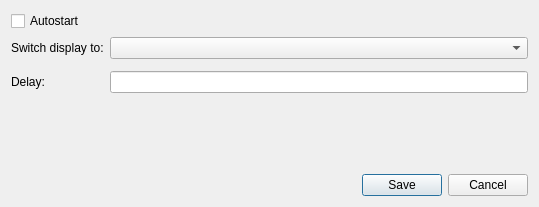
Old version of the form src/Settings.ui in the repository goloveshko/SwitchDisplay.
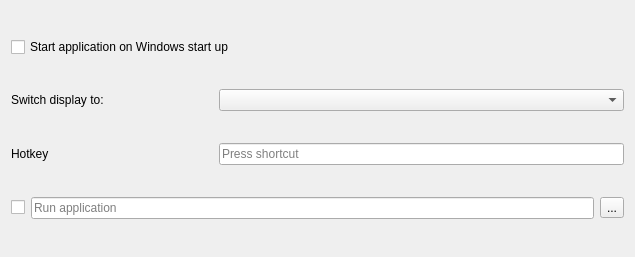
New version of the form.

Commit message: Save settings Add icon Build with qt6

Patch:
```diff
--- a/src/Settings.ui
+++ b/src/Settings.ui
@@ -6,39 +6,30 @@
    <rect>
     <x>0</x>
     <y>0</y>
-    <width>539</width>
-    <height>207</height>
+    <width>635</width>
+    <height>257</height>
    </rect>
   </property>
   <property name="windowTitle">
    <string>Settings</string>
   </property>
   <layout class="QGridLayout" name="gridLayout">
-   <item row="1" column="1">
-    <widget class="QComboBox" name="comboBoxMode"/>
-   </item>
-   <item row="2" column="0" rowspan="3">
+   <item row="2" column="0">
     <widget class="QLabel" name="label_2">
      <property name="text">
-      <string>Delay:</string>
+      <string>Hotkey</string>
      </property>
     </widget>
    </item>
-   <item row="5" column="0" colspan="2">
-    <spacer name="verticalSpacer">
-     <property name="orientation">
-      <enum>Qt::Vertical</enum>
+   <item row="0" column="0" colspan="3">
+    <widget class="QCheckBox" name="checkBoxAutostart">
+     <property name="text">
+      <string>Start application on Windows start up</string>
      </property>
-     <property name="sizeHint" stdset="0">
-      <size>
-       <width>20</width>
-       <height>40</height>
-      </size>
-     </property>
-    </spacer>
+    </widget>
    </item>
-   <item row="3" column="1">
-    <widget class="QLineEdit" name="lineEditDelay"/>
+   <item row="2" column="1" colspan="2">
+    <widget class="QKeySequenceEdit" name="keySequenceEdit"/>
    </item>
    <item row="1" column="0">
     <widget class="QLabel" name="label">
@@ -47,19 +38,39 @@
      </property>
     </widget>
    </item>
-   <item row="6" column="0" colspan="2">
-    <widget class="QDialogButtonBox" name="buttonBox">
-     <property name="standardButtons">
-      <set>QDialogButtonBox::Cancel|QDialogButtonBox::Save</set>
-     </property>
-    </widget>
+   <item row="1" column="1" colspan="2">
+    <widget class="QComboBox" name="comboBoxModeTo"/>
    </item>
-   <item row="0" column="0" colspan="2">
-    <widget class="QCheckBox" name="checkBoxAutostart">
-     <property name="text">
-      <string>Autostart</string>
-     </property>
-    </widget>
+   <item row="3" column="0" colspan="3">
+    <layout class="QHBoxLayout" name="horizontalLayout">
+     <item>
+      <widget class="QCheckBox" name="checkBoxAutorunApp">
+       <property name="text">
+        <string/>
+       </property>
+      </widget>
+     </item>
+     <item>
+      <widget class="QLineEdit" name="lineEditApplicationPath">
+       <property name="text">
+        <string/>
+       </property>
+       <property name="readOnly">
+        <bool>true</bool>
+       </property>
+       <property name="placeholderText">
+        <string>Run application</string>
+       </property>
+      </widget>
+     </item>
+     <item>
+      <widget class="QToolButton" name="toolButtonBrowse">
+       <property name="text">
+        <string>...</string>
+       </property>
+      </widget>
+     </item>
+    </layout>
    </item>
   </layout>
  </widget>
```
The commit also changes 16 other files.
